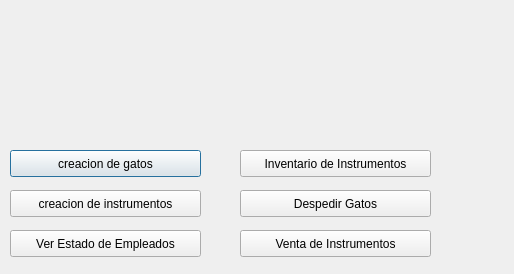
guillelopez22/projecto_progra3_GuillermoLopez11141097, file loggedadmin.ui: the form before one commit.
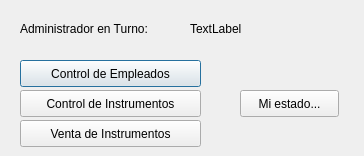
The form after the commit.

Diff of the .ui file:
```diff
--- a/loggedadmin.ui
+++ b/loggedadmin.ui
@@ -6,8 +6,8 @@
    <rect>
     <x>0</x>
     <y>0</y>
-    <width>514</width>
-    <height>274</height>
+    <width>364</width>
+    <height>156</height>
    </rect>
   </property>
   <property name="windowTitle">
@@ -16,48 +16,35 @@
   <widget class="QPushButton" name="pushButton">
    <property name="geometry">
     <rect>
-     <x>10</x>
-     <y>150</y>
-     <width>191</width>
+     <x>20</x>
+     <y>60</y>
+     <width>181</width>
      <height>27</height>
     </rect>
    </property>
    <property name="text">
-    <string>creacion de gatos</string>
+    <string>Control de Empleados</string>
    </property>
   </widget>
   <widget class="QPushButton" name="pushButton_2">
    <property name="geometry">
     <rect>
-     <x>10</x>
-     <y>190</y>
-     <width>191</width>
+     <x>20</x>
+     <y>90</y>
+     <width>181</width>
      <height>27</height>
     </rect>
    </property>
    <property name="text">
-    <string>creacion de instrumentos</string>
+    <string>Control de Instrumentos</string>
    </property>
   </widget>
   <widget class="QPushButton" name="pushButton_3">
    <property name="geometry">
     <rect>
-     <x>10</x>
-     <y>230</y>
-     <width>191</width>
-     <height>27</height>
-    </rect>
-   </property>
-   <property name="text">
-    <string>Ver Estado de Empleados</string>
-   </property>
-  </widget>
-  <widget class="QPushButton" name="pushButton_4">
-   <property name="geometry">
-    <rect>
-     <x>240</x>
-     <y>230</y>
-     <width>191</width>
+     <x>20</x>
+     <y>120</y>
+     <width>181</width>
      <height>27</height>
     </rect>
    </property>
@@ -65,30 +52,43 @@
     <string>Venta de Instrumentos</string>
    </property>
   </widget>
-  <widget class="QPushButton" name="pushButton_5">
+  <widget class="QLabel" name="label">
    <property name="geometry">
     <rect>
-     <x>240</x>
-     <y>150</y>
-     <width>191</width>
-     <height>27</height>
+     <x>20</x>
+     <y>20</y>
+     <width>171</width>
+     <height>17</height>
     </rect>
    </property>
    <property name="text">
-    <string>Inventario de Instrumentos</string>
+    <string>Administrador en Turno:</string>
    </property>
   </widget>
-  <widget class="QPushButton" name="pushButton_6">
+  <widget class="QPushButton" name="pushButton_4">
    <property name="geometry">
     <rect>
      <x>240</x>
-     <y>190</y>
-     <width>191</width>
+     <y>90</y>
+     <width>99</width>
      <height>27</height>
     </rect>
    </property>
    <property name="text">
-    <string>Despedir Gatos</string>
+    <string>Mi estado...</string>
+   </property>
+  </widget>
+  <widget class="QLabel" name="admin">
+   <property name="geometry">
+    <rect>
+     <x>190</x>
+     <y>20</y>
+     <width>67</width>
+     <height>17</height>
+    </rect>
+   </property>
+   <property name="text">
+    <string>TextLabel</string>
    </property>
   </widget>
  </widget>
```
